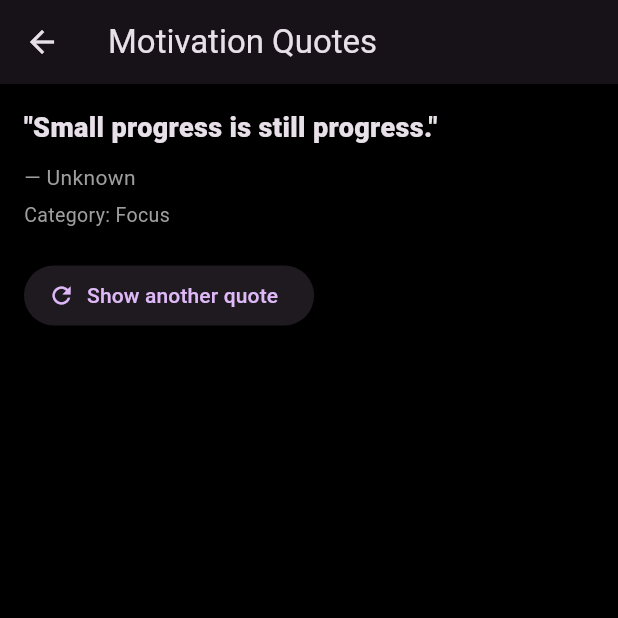
After one commit to VB701k/VORA, a Flutter app: the QuotesPage screen opened directly, after a tap on "Show another quote", on a phone screen of 412 x 824 dp, the top half of it. The commit adds this screen. Run offline on Flutter 3.47's test engine with Material 3 defaults, Android fonts, the phone set to English and light mode, and no system bars; our stand-ins replace cloud_firestore, firebase_auth, firebase_core, firebase_messaging, firebase_storage, fl_chart and 2 more; accounts and stored records are empty; Roboto replaces fonts that are missing (Arial).

Commit message:
quotes pages frontend added

```diff
--- a/lib/backend/services/streak_services.dart
+++ b/lib/backend/services/streak_services.dart
@@ -63,4 +63,16 @@ class StreakService {
       }, SetOptions(merge: true));
     });
   }
+
+  Future<int> getCurrentStreak() async {
+    final doc = await _userRef.get();
+    final data = doc.data() ?? {};
+    return (data['streak'] as num?)?.toInt() ?? 0;
+  }
+
+  Future<int> getLongestStreak() async {
+    final doc = await _userRef.get();
+    final data = doc.data() ?? {};
+    return (data['longestStreak'] as num?)?.toInt() ?? 0;
+  }
 }
--- a/lib/frontend/main_screens/home_screen.dart
+++ b/lib/frontend/main_screens/home_screen.dart
@@ -10,6 +10,7 @@ import "package:vora/frontend/pages/weekly_analysis_screen.dart";
 // ✅ IMPORTANT: make sure your Quotes service file name & class match.
 // If your file is quotes_services.dart, keep it like this:
 import "package:vora/backend/services/quotes_services.dart";
+import "package:vora/backend/services/streak_services.dart";
 
 class HomeScreen extends StatelessWidget {
   const HomeScreen({super.key});
--- /dev/null
+++ b/lib/frontend/pages/quotes_page.dart
@@ -0,0 +1,73 @@
+import 'package:flutter/material.dart';
+import 'package:vora/backend/services/quotes_services.dart';
+
+class QuotesPage extends StatelessWidget {
+  const QuotesPage({super.key});
+
+  @override
+  Widget build(BuildContext context) {
+    return Scaffold(
+      appBar: AppBar(title: const Text("Motivation Quotes")),
+      body: Padding(
+        padding: const EdgeInsets.all(16),
+        child: FutureBuilder<Map<String, dynamic>?>(
+          future: QuotesService.instance.getRandomQuote(),
+          builder: (context, snap) {
+            if (snap.connectionState == ConnectionState.waiting) {
+              return const Center(child: CircularProgressIndicator());
+            }
+
+            if (snap.hasError) {
+              return Center(child: Text("Error: ${snap.error}"));
+            }
+
+            final q = snap.data;
+            if (q == null) {
+              return const Center(child: Text("No quotes found"));
+            }
+
+            final text = (q['text'] ?? '').toString();
+            final author = (q['author'] ?? 'Unknown').toString();
+            final category = (q['category'] ?? 'Motivation').toString();
+
+            return Column(
+              crossAxisAlignment: CrossAxisAlignment.start,
+              children: [
+                Text(
+                  '"$text"',
+                  style: const TextStyle(
+                    fontSize: 18,
+                    fontWeight: FontWeight.w800,
+                  ),
+                ),
+                const SizedBox(height: 10),
+                Text(
+                  "— $author",
+                  style: const TextStyle(fontSize: 14, color: Colors.grey),
+                ),
+                const SizedBox(height: 6),
+                Text(
+                  "Category: $category",
+                  style: const TextStyle(fontSize: 13, color: Colors.grey),
+                ),
+                const SizedBox(height: 20),
+
+                ElevatedButton.icon(
+                  onPressed: () {
+                    // refresh page by pushing replacement
+                    Navigator.pushReplacement(
+                      context,
+                      MaterialPageRoute(builder: (_) => const QuotesPage()),
+                    );
+                  },
+                  icon: const Icon(Icons.refresh),
+                  label: const Text("Show another quote"),
+                ),
+              ],
+            );
+          },
+        ),
+      ),
+    );
+  }
+}
```
